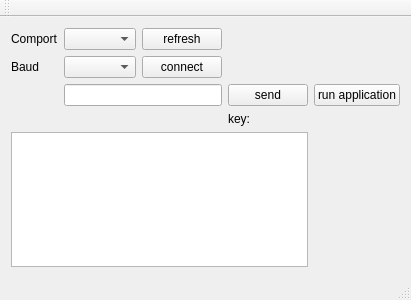
This is qt/project/src/mainwindow.ui in Crystal-Photonics/crystalBoot as Qt 5 draws it before an edit. The edited form follows.
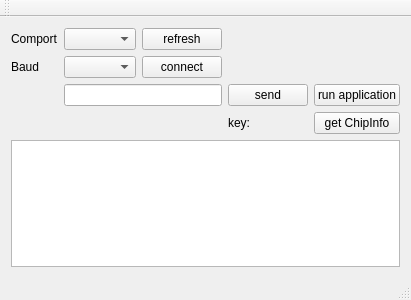
This is the edited form.

```diff
--- a/qt/project/src/mainwindow.ui
+++ b/qt/project/src/mainwindow.ui
@@ -79,9 +79,6 @@
       </property>
      </widget>
     </item>
-    <item row="5" column="1" colspan="4">
-     <widget class="QPlainTextEdit" name="plainTextEdit"/>
-    </item>
     <item row="3" column="5">
      <widget class="QPushButton" name="btnRunApplication">
       <property name="text">
@@ -89,6 +86,16 @@
       </property>
      </widget>
     </item>
+    <item row="4" column="5">
+     <widget class="QPushButton" name="btnChipInfo">
+      <property name="text">
+       <string>get ChipInfo</string>
+      </property>
+     </widget>
+    </item>
+    <item row="5" column="1" colspan="5">
+     <widget class="QPlainTextEdit" name="plainTextEdit"/>
+    </item>
    </layout>
   </widget>
   <widget class="QMenuBar" name="menuBar">
```
